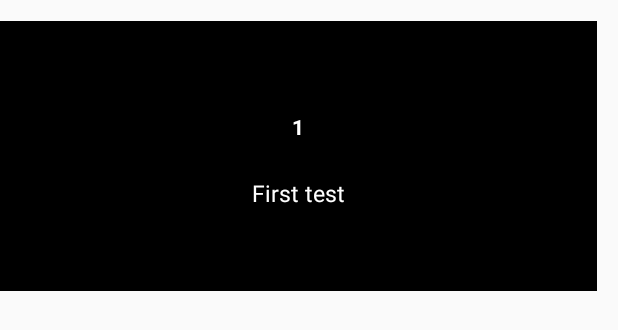
After one commit to zlatoslava/Android-Quiz, an Android app: the layout item_category_recycler.xml on its own in the app's theme, with its tools: preview values and no code run, on a phone screen of 412 x 824 dp. The commit adds this screen. Shown: the top 330 px of the screen. Run offline under Robolectric (Android 15) with nearby library versions, the phone set to English and light mode, and no system bars.

Commit message:
Create recycler view and ui for it

```diff
--- /dev/null
+++ b/app/src/main/res/layout/item_category_recycler.xml
@@ -0,0 +1,44 @@
+<?xml version="1.0" encoding="utf-8"?>
+<RelativeLayout xmlns:android="http://schemas.android.com/apk/res/android"
+    android:layout_width="match_parent"
+    android:layout_height="180dp"
+    android:layout_marginEnd="14dp"
+    android:layout_marginTop="14dp"
+    android:gravity="center"
+    android:id="@+id/lytContainer"
+    xmlns:tools="http://schemas.android.com/tools"
+    tools:background="@color/black">
+
+    <RelativeLayout
+        android:layout_width="wrap_content"
+        android:layout_height="wrap_content"
+        android:layout_centerInParent="true">
+
+        <TextView
+            android:id="@+id/categoryId"
+            android:layout_width="50dp"
+            android:layout_height="50dp"
+            android:layout_centerHorizontal="true"
+            android:gravity="center"
+            android:textColor="@color/white"
+            android:textStyle="bold"
+            tools:text="1"/>
+
+        <TextView
+            android:id="@+id/titleText"
+            android:layout_width="match_parent"
+            android:layout_height="wrap_content"
+            android:layout_below="@+id/categoryId"
+            android:layout_marginLeft="8dp"
+            android:layout_marginRight="8dp"
+            android:ellipsize="end"
+            android:gravity="center"
+            android:maxLines="2"
+            android:minLines="2"
+            android:textColor="@color/white"
+            android:textSize="15sp"
+            tools:text="First test"/>
+
+    </RelativeLayout>
+
+</RelativeLayout>
```
Also changed, not shown: app/src/main/java/savinykh/zlatoslava/Activity/MainActivity.java (+78 -1 lines), app/src/main/java/savinykh/zlatoslava/Adapter/CategoryAdapter.java (added, +100 -0 lines), app/src/main/java/savinykh/zlatoslava/Listeners/ListItemClickListener.java (added, +7 -0 lines), app/src/main/json/categories/quiz_category.json (+24 -24 lines).
